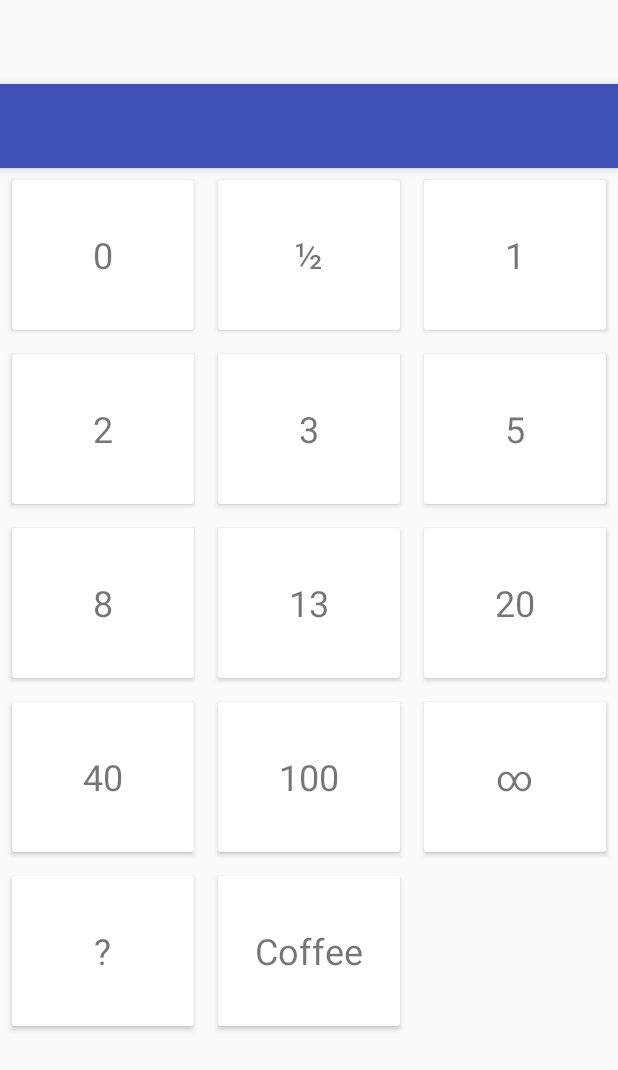
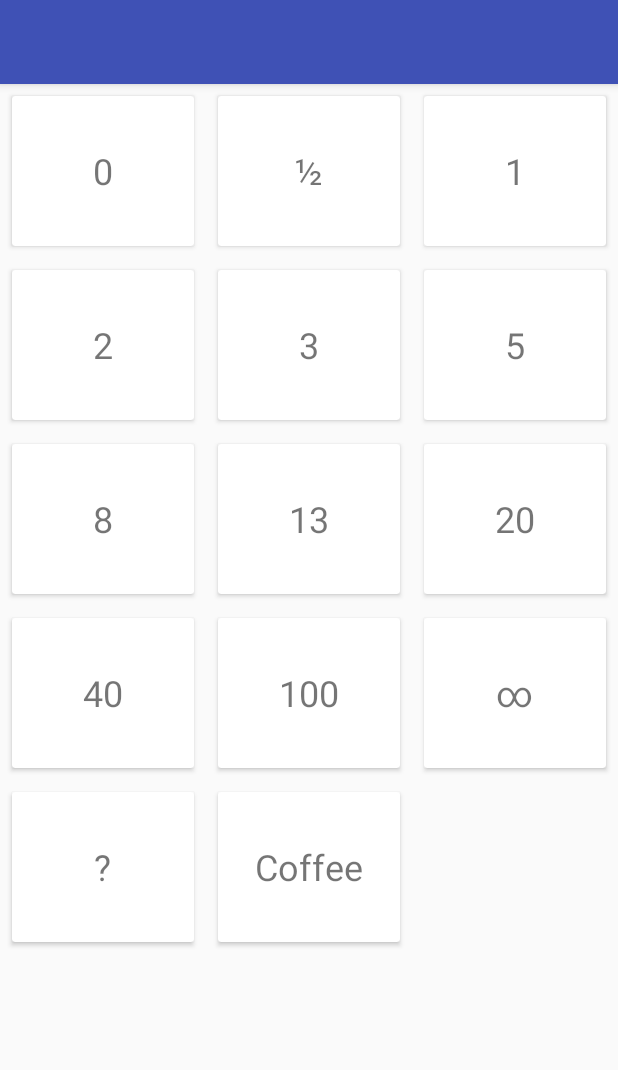
Before and after one commit to Endran/ScrumPoker, an Android app: the layout app_bar_main.xml on its own in the app's theme, with its tools: preview values and no code run, on a phone screen of 412 x 824 dp. Shown: the top 1070 px of the screen. Run offline under Robolectric (Android 15) with nearby library versions, the phone set to English and light mode, and no system bars.

Commit message:
Fixed part of the style mess, and got transitions working atlast...

```diff
--- a/app/src/main/AndroidManifest.xml
+++ b/app/src/main/AndroidManifest.xml
@@ -1,6 +1,7 @@
 <?xml version="1.0" encoding="utf-8"?>
-<manifest package="nl.endran.scrumpoker"
-          xmlns:android="http://schemas.android.com/apk/res/android">
+<manifest
+    package="nl.endran.scrumpoker"
+    xmlns:android="http://schemas.android.com/apk/res/android">
 
     <uses-permission android:name="android.permission.INTERNET"/>
     <uses-permission android:name="android.permission.ACCESS_NETWORK_STATE"/>
@@ -11,11 +12,10 @@
         android:icon="@mipmap/ic_launcher"
         android:label="@string/app_name"
         android:supportsRtl="true"
-        android:theme="@style/AppTheme">
+        android:theme="@style/ScrumPoker">
         <activity
             android:name=".cardselection.MainActivity"
-            android:label="@string/app_name"
-            android:theme="@style/AppTheme.NoActionBar">
+            android:label="@string/app_name">
             <intent-filter>
                 <action android:name="android.intent.action.MAIN"/>
 
@@ -23,14 +23,15 @@
             </intent-filter>
         </activity>
 
-        <activity android:name=".carddisplay.CardDisplayActivity"
+        <activity
+            android:name=".carddisplay.CardDisplayActivity"
             android:parentActivityName=".cardselection.MainActivity"
-            android:theme="@style/AppTheme.CardActivity"/>
+            android:theme="@style/ScrumPoker.CardActivity"/>
 
         <activity
             android:name="com.google.android.gms.ads.AdActivity"
             android:configChanges="keyboard|keyboardHidden|orientation|screenLayout|uiMode|screenSize|smallestScreenSize"
-            android:theme="@android:style/Theme.Translucent" />
+            android:theme="@android:style/Theme.Translucent"/>
     </application>
 
 </manifest>
--- a/app/src/main/java/nl/endran/scrumpoker/cardselection/MainActivity.java
+++ b/app/src/main/java/nl/endran/scrumpoker/cardselection/MainActivity.java
@@ -79,19 +79,14 @@ public class MainActivity extends BaseActivity
 
     @Override
     public boolean onCreateOptionsMenu(Menu menu) {
-        // Inflate the menu; this adds items to the action bar if it is present.
         getMenuInflater().inflate(R.menu.menu_main, menu);
         return true;
     }
 
     @Override
     public boolean onOptionsItemSelected(MenuItem item) {
-        // Handle action bar item clicks here. The action bar will
-        // automatically handle clicks on the Home/Up button, so long
-        // as you specify a parent activity in AndroidManifest.xml.
         int id = item.getItemId();
 
-        //noinspection SimplifiableIfStatement
         if (id == R.id.action_licenses) {
             showLicensesDialog(this);
             return true;
@@ -127,6 +122,7 @@ public class MainActivity extends BaseActivity
 
         DrawerLayout drawer = (DrawerLayout) findViewById(R.id.drawer_layout);
         drawer.closeDrawer(GravityCompat.START);
+
         return true;
     }
 }
--- a/app/src/main/res/layout/app_bar_main.xml
+++ b/app/src/main/res/layout/app_bar_main.xml
@@ -11,14 +11,14 @@
     <android.support.design.widget.AppBarLayout
         android:layout_width="match_parent"
         android:layout_height="wrap_content"
-        android:theme="@style/AppTheme.AppBarOverlay">
+        android:theme="@style/ScrumPoker.AppBarOverlay">
 
         <android.support.v7.widget.Toolbar
             android:id="@+id/toolbar"
             android:layout_width="match_parent"
             android:layout_height="?attr/actionBarSize"
             android:background="?attr/colorPrimary"
-            app:popupTheme="@style/AppTheme.PopupOverlay"/>
+            app:popupTheme="@style/ScrumPoker.PopupOverlay"/>
 
     </android.support.design.widget.AppBarLayout>
 
--- a/app/src/main/res/transition/card_enter.xml
+++ b/app/src/main/res/transition-v21/card_enter.xml
@@ -15,10 +15,13 @@
   -->
 
 <transitionSet xmlns:android="http://schemas.android.com/apk/res/android">
-
-    <changeBounds />
-    <changeTransform />
-    <changeClipBounds />
-    <changeImageTransform />
-    <arcMotion android:maximumAngle="50" />
+    <changeBounds/>
+    <changeTransform/>
+    <changeClipBounds/>
+    <changeImageTransform/>
+    <arcMotion
+        android:interpolator="@android:interpolator/decelerate_cubic"
+        android:maximumAngle="70"
+        android:minimumHorizontalAngle="10"
+        android:minimumVerticalAngle="10"/>
 </transitionSet>
--- a/app/src/main/res/values-v21/styles.xml
+++ b/app/src/main/res/values-v21/styles.xml
@@ -1,13 +1,10 @@
-<resources>>
+<resources>
 
-    <style name="AppTheme.NoActionBar">
-        <item name="windowActionBar">false</item>
-        <item name="windowNoTitle">true</item>
+    <style name="ScrumPoker" parent="ScrumPoker.Base">
         <item name="android:windowDrawsSystemBarBackgrounds">true</item>
-        <item name="android:statusBarColor">@android:color/transparent</item>
     </style>
 
-    <style name="AppTheme.CardActivity" parent="AppTheme.NoActionBar">
-        <item name="android:windowEnterTransition">@transition/card_enter</item>
+    <style name="ScrumPoker.CardActivity">
+        <item name="android:windowSharedElementEnterTransition">@transition/card_enter</item>
     </style>
 </resources>
--- a/app/src/main/res/values/styles.xml
+++ b/app/src/main/res/values/styles.xml
@@ -1,22 +1,27 @@
 <resources>
 
-    <!-- Base application theme. -->
-    <style name="AppTheme" parent="Theme.AppCompat.Light.DarkActionBar">
-        <!-- Customize your theme here. -->
+    <!-- Exists for inheritance purposes -->
+    <style name="ScrumPoker" parent="ScrumPoker.Base"/>
+
+    <style name="ScrumPoker.Base" parent="Theme.AppCompat.Light.NoActionBar">
         <item name="colorPrimary">@color/colorPrimary</item>
         <item name="colorPrimaryDark">@color/colorPrimaryDark</item>
         <item name="colorAccent">@color/colorAccent</item>
+        <!--<item name="android:textColorPrimary">@android:color/black</item>-->
+        <!--<item name="android:textColorPrimaryInverse">@color/text_light</item>-->
+        <!--<item name="android:statusBarColor">@color/ScrumPoker_primary_dark</item>-->
+        <!--<item name="android:textColor">@color/text_dark</item>-->
+        <!--<item name="android:radioButtonStyle">@style/ScrumPoker.CompoundButton.Radio</item>-->
+        <!--<item name="android:windowContentTransitions">true</item>-->
+        <!--<item name="android:buttonStyle">@style/ScrumPoker.CompoundButton</item>-->
+        <!--<item name="android:windowBackground">@color/light_grey</item>-->
+        <!--<item name="android:colorBackground">@color/light_grey</item>-->
     </style>
 
-    <style name="AppTheme.NoActionBar">
-        <item name="windowActionBar">false</item>
-        <item name="windowNoTitle">true</item>
-    </style>
+    <style name="ScrumPoker.AppBarOverlay" parent="ThemeOverlay.AppCompat.Dark.ActionBar"/>
 
-    <style name="AppTheme.AppBarOverlay" parent="ThemeOverlay.AppCompat.Dark.ActionBar"/>
+    <style name="ScrumPoker.PopupOverlay" parent="ThemeOverlay.AppCompat.Light"/>
 
-    <style name="AppTheme.PopupOverlay" parent="ThemeOverlay.AppCompat.Light"/>
-
-    <style name="AppTheme.CardActivity" parent="AppTheme.NoActionBar"/>
+    <style name="ScrumPoker.CardActivity" parent="ScrumPoker.Base"/>
 
 </resources>
```
